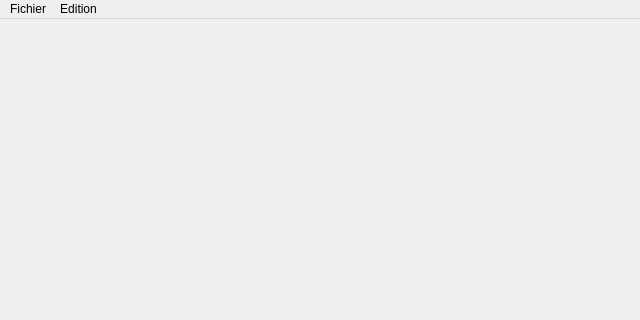
Qt form Project/qcmedit.ui (Qdesmettre/QCM_generator) before a commit; both pictures show x 0 to 640 and y 0 to 320 of the 640 by 480 pixel window.
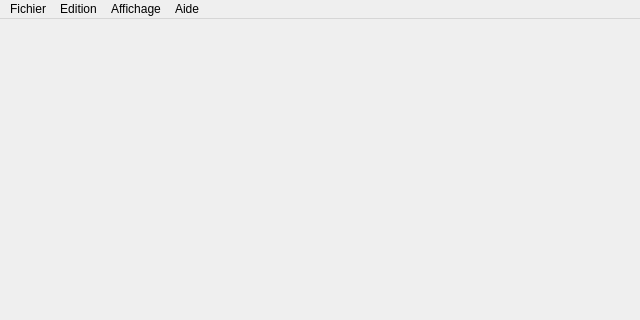
The same form after that commit.

What changed in the file:
```diff
--- a/Project/qcmedit.ui
+++ b/Project/qcmedit.ui
@@ -50,9 +50,25 @@
     <addaction name="actionR_tablir"/>
     <addaction name="separator"/>
     <addaction name="actionD_placer"/>
+    <addaction name="actionBarre_d_outils"/>
+   </widget>
+   <widget class="QMenu" name="menuAffichage">
+    <property name="title">
+     <string>Affichage</string>
+    </property>
+    <addaction name="actionMode_sombre"/>
+   </widget>
+   <widget class="QMenu" name="menuAide">
+    <property name="title">
+     <string>Aide</string>
+    </property>
+    <addaction name="actionA_propos"/>
+    <addaction name="actionComment_utiliser_QCMake"/>
    </widget>
    <addaction name="menuFile"/>
    <addaction name="menuEdition"/>
+   <addaction name="menuAffichage"/>
+   <addaction name="menuAide"/>
   </widget>
   <widget class="QStatusBar" name="statusbar"/>
   <action name="actionNouveau_QCM">
```
Left out of the diff: 36 changed lines with no effect on the pictures.
